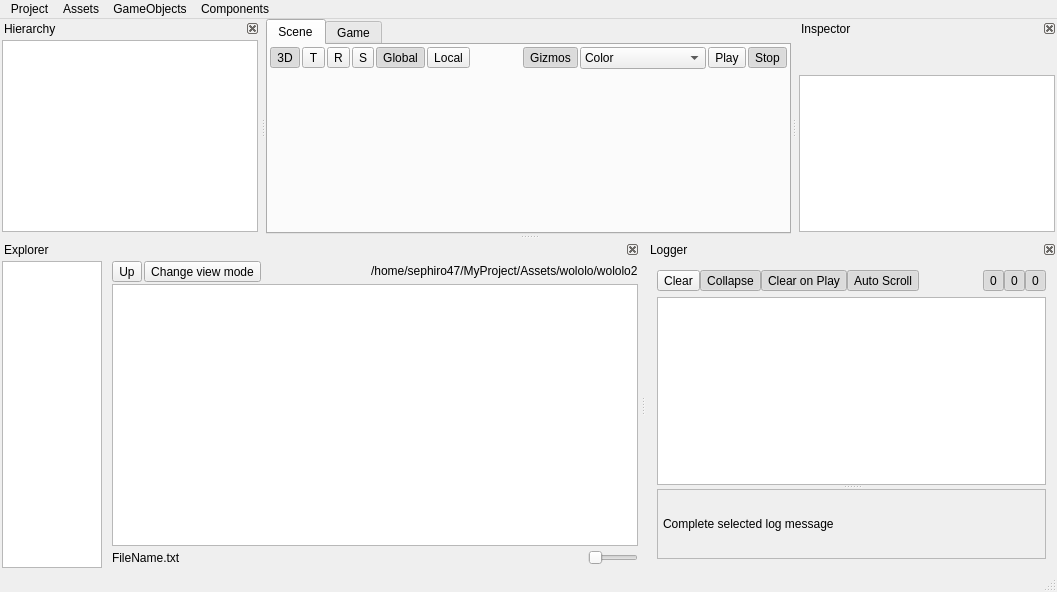
Qt form EngineAssets/EditorWindow.ui (Bang3DEngine/OldBang) before a commit.
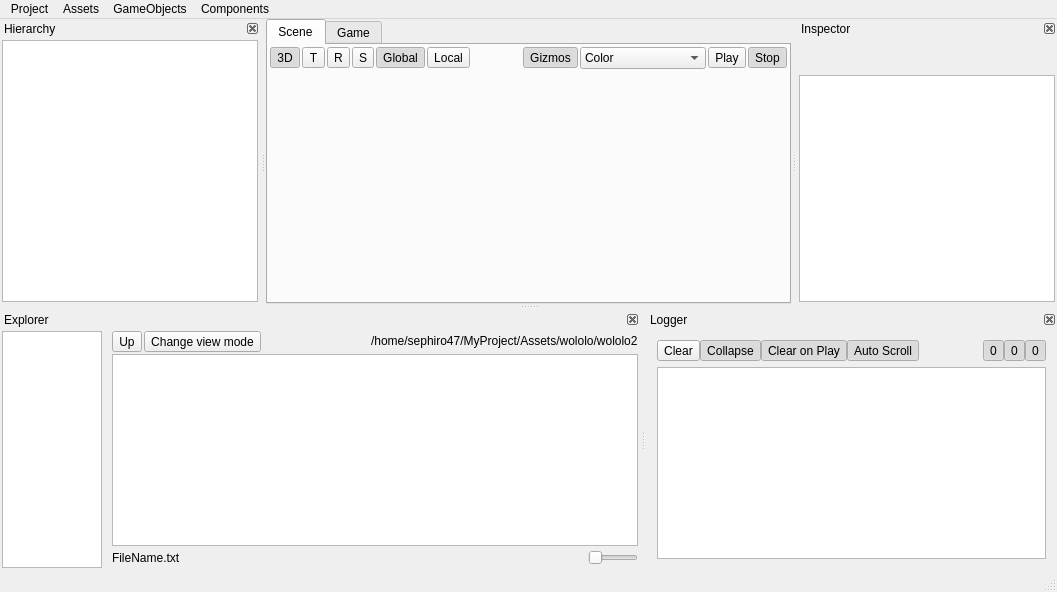
The same form after that commit. Icons and pictures are not drawn. Custom widgets are drawn as their Qt base class.

Commit message: Removed complete message room in listlogger

Diff of the .ui file:
```diff
--- a/EngineAssets/EditorWindow.ui
+++ b/EngineAssets/EditorWindow.ui
@@ -1084,66 +1084,6 @@
             <enum>QAbstractItemView::ScrollPerPixel</enum>
            </property>
           </widget>
-          <widget class="QWidget" name="horizontalLayoutWidget">
-           <layout class="QHBoxLayout" name="horizontalLayout_6" stretch="0">
-            <property name="spacing">
-             <number>0</number>
-            </property>
-            <item>
-             <widget class="QScrollArea" name="scrollAreaLabelCompleteLoggerMessage">
-              <property name="sizePolicy">
-               <sizepolicy hsizetype="Expanding" vsizetype="Expanding">
-                <horstretch>0</horstretch>
-                <verstretch>0</verstretch>
-               </sizepolicy>
-              </property>
-              <property name="horizontalScrollBarPolicy">
-               <enum>Qt::ScrollBarAlwaysOff</enum>
-              </property>
-              <property name="sizeAdjustPolicy">
-               <enum>QAbstractScrollArea::AdjustToContents</enum>
-              </property>
-              <property name="widgetResizable">
-               <bool>true</bool>
-              </property>
-              <widget class="QWidget" name="scrollAreaWidgetContents">
-               <property name="geometry">
-                <rect>
-                 <x>0</x>
-                 <y>0</y>
-                 <width>427</width>
-                 <height>76</height>
-                </rect>
-               </property>
-               <layout class="QVBoxLayout" name="verticalLayout_3">
-                <property name="spacing">
-                 <number>0</number>
-                </property>
-                <property name="leftMargin">
-                 <number>5</number>
-                </property>
-                <property name="topMargin">
-                 <number>0</number>
-                </property>
-                <property name="rightMargin">
-                 <number>0</number>
-                </property>
-                <property name="bottomMargin">
-                 <number>0</number>
-                </property>
-                <item>
-                 <widget class="QLabel" name="labelCompleteLoggerMessage">
-                  <property name="text">
-                   <string>Complete selected log message</string>
-                  </property>
-                 </widget>
-                </item>
-               </layout>
-              </widget>
-             </widget>
-            </item>
-           </layout>
-          </widget>
          </widget>
         </item>
        </layout>
```
